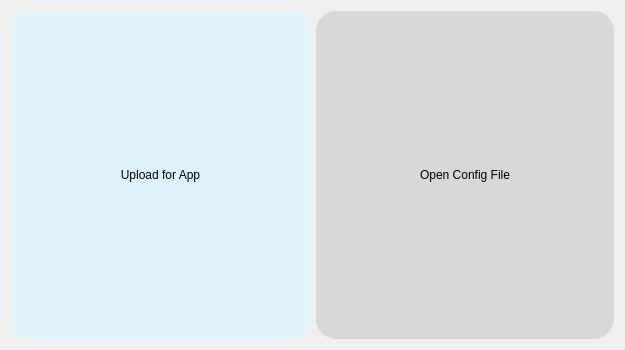
This is src/ModelLoaderDialog.ui in thinkexist1989/rocos-viz as Qt 5 draws it before an edit. The edited form follows.
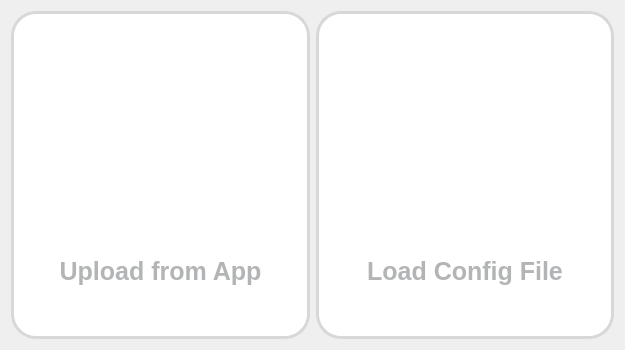
This is the edited form. Icons and pictures are not drawn.

Commit message: open config file finished!

Diff of the .ui file:
```diff
--- a/src/ModelLoaderDialog.ui
+++ b/src/ModelLoaderDialog.ui
@@ -29,12 +29,42 @@
      </property>
      <property name="styleSheet">
       <string notr="true">QPushButton {
-	border-radius: 20px;
+	background-image: url(:/res/file_upload.png);
+	background-origin: content;
+	background-position: top;
+	background-repeat: no-repeat;
+
+	text-align: bottom;
+	padding-bottom: 50px;
+	font-size: 25px;
+	color: #D8D8D8;
+
+	background-color: white;
+	border: 3px solid #D8D8D8;
+	border-radius: 25px;
+	color: #B3B4B5;
+	font-weight: bold;
+}
+
+QPushButton:hover {
+	background-color: #D8D8D8;
+	color: #262626;
+}
+
+QPushButton:pressed, QPushButton:checked {
 	background-color: #DFF3FC;
+	color: #262626;
+	border: 0;
 }</string>
      </property>
      <property name="text">
-      <string>Upload for App</string>
+      <string>Upload from App</string>
+     </property>
+     <property name="iconSize">
+      <size>
+       <width>60</width>
+       <height>60</height>
+      </size>
      </property>
     </widget>
    </item>
@@ -48,12 +78,42 @@
      </property>
      <property name="styleSheet">
       <string notr="true">QPushButton {
-	border-radius: 20px;
+	background-image: url(:/res/file.png);
+	background-origin: content;
+	background-position: top;
+	background-repeat: no-repeat;
+
+	text-align: bottom;
+	padding-bottom: 50px;
+	font-size: 25px;
+	color: #D8D8D8;
+
+	background-color: white;
+	border: 3px solid #D8D8D8;
+	border-radius: 25px;
+	color: #B3B4B5;
+	font-weight: bold;
+}
+
+QPushButton:hover {
 	background-color: #D8D8D8;
+	color: #262626;
+}
+
+QPushButton:pressed, QPushButton:checked {
+	background-color: #DFF3FC;
+	color: #262626;
+	border: 0;
 }</string>
      </property>
      <property name="text">
-      <string>Open Config File</string>
+      <string>Load Config File</string>
+     </property>
+     <property name="iconSize">
+      <size>
+       <width>60</width>
+       <height>60</height>
+      </size>
      </property>
     </widget>
    </item>
```
Left out of the diff: 5 changed lines with no effect on the pictures. The commit also changes 5 other files.
